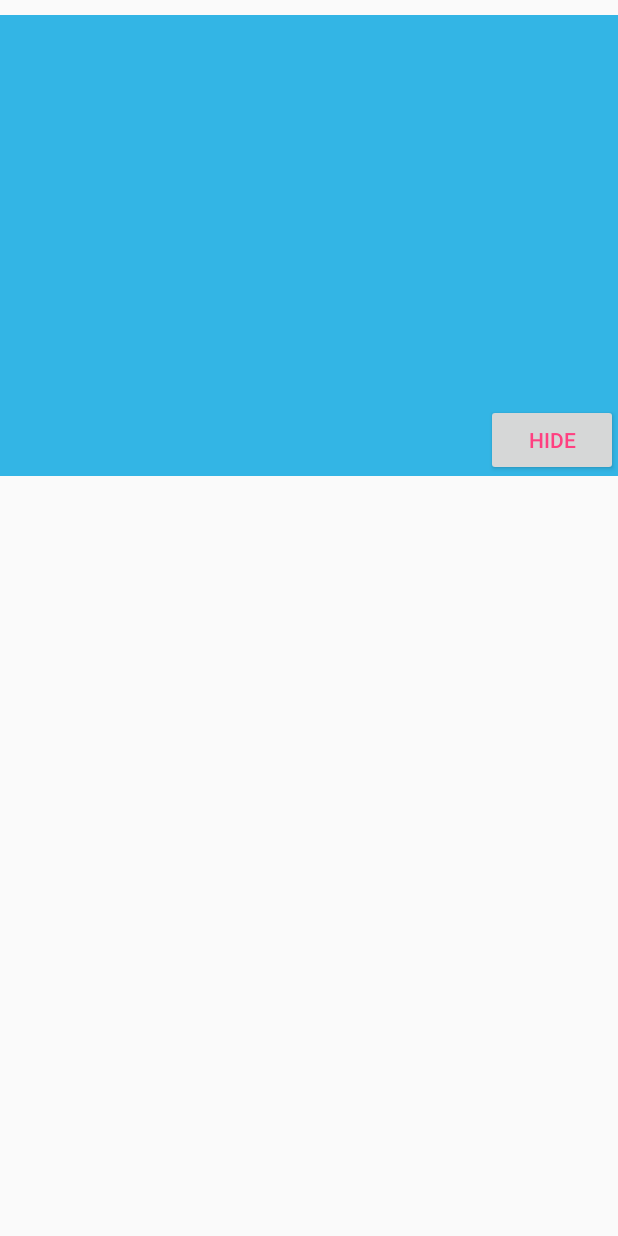
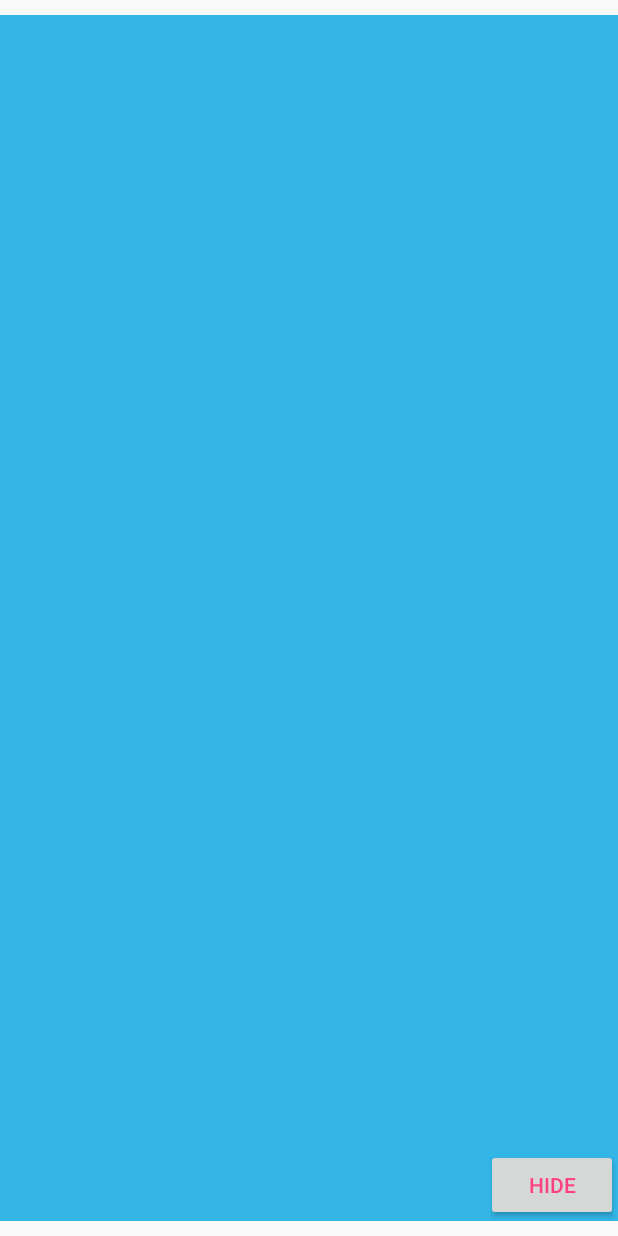
Before and after one commit to rabbitom/ble-sensors, an Android app: the layout fragment_waveform.xml on its own in the app's theme, with its tools: preview values and no code run, on a phone screen of 412 x 824 dp. Run offline under Robolectric (Android 15) with nearby library versions, the phone set to English and light mode, and no system bars.

Commit message:
waveform fragment layout

```diff
--- a/app/src/main/res/layout/fragment_waveform.xml
+++ b/app/src/main/res/layout/fragment_waveform.xml
@@ -1,31 +1,34 @@
 <?xml version="1.0" encoding="utf-8"?>
-<LinearLayout xmlns:android="http://schemas.android.com/apk/res/android"
+<RelativeLayout xmlns:android="http://schemas.android.com/apk/res/android"
     android:layout_width="match_parent"
     android:layout_height="wrap_content"
     android:layout_marginTop="10dp"
     android:layout_marginBottom="10dp"
     android:background="@android:color/holo_blue_light"
-    android:orientation="vertical">
+    android:orientation="vertical"
+    android:clickable="true">
 
     <TextView
         android:id="@+id/title"
         android:layout_width="wrap_content"
         android:layout_height="wrap_content"
-        android:layout_gravity="center_horizontal"
+        android:layout_alignParentTop="true"
+        android:layout_centerHorizontal="true"
         android:textColor="@android:color/white"/>
 
     <net.erabbit.common_lib.WaveformView
         android:id="@+id/waveform"
         android:layout_width="320dp"
         android:layout_height="240dp"
-        android:layout_gravity="center_horizontal"
+        android:layout_centerInParent="true"
         android:background="@android:color/holo_blue_light"/>
 
     <Button
         android:id="@+id/hide"
         android:layout_width="wrap_content"
         android:layout_height="wrap_content"
-        android:layout_gravity="end"
+        android:layout_alignParentBottom="true"
+        android:layout_alignParentEnd="true"
         android:text="@string/hide"
         android:textColor="@color/colorAccent"/>
-</LinearLayout>
+</RelativeLayout>
```
Also changed, not shown: app/src/main/java/net/erabbit/blesensor/IoTSensorActivity.java (+10 -2 lines), app/src/main/res/layout/activity_iot_sensor.xml (+14 -8 lines).
